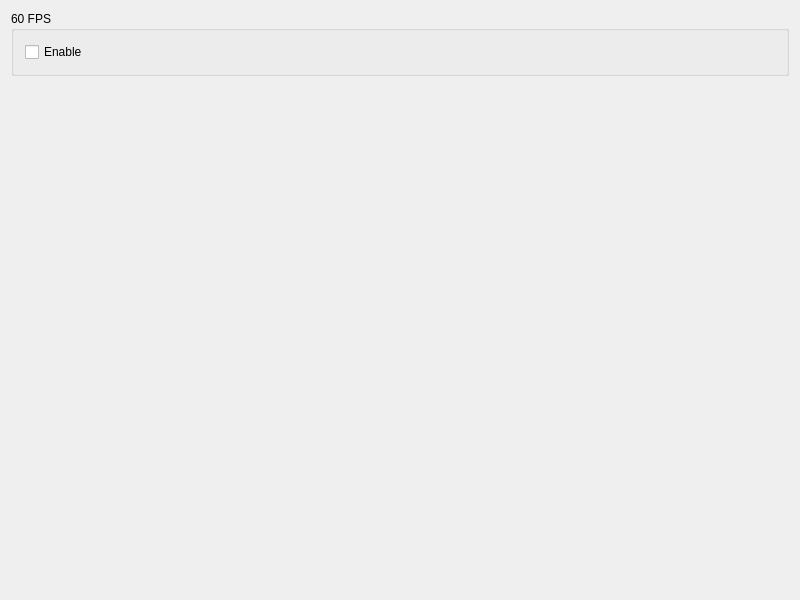
Before: the Qt Designer form src/FrontendQt/TweaksWidget.ui in Meos4/Darkstone-PS1-Tweaks, drawn with Qt 5.
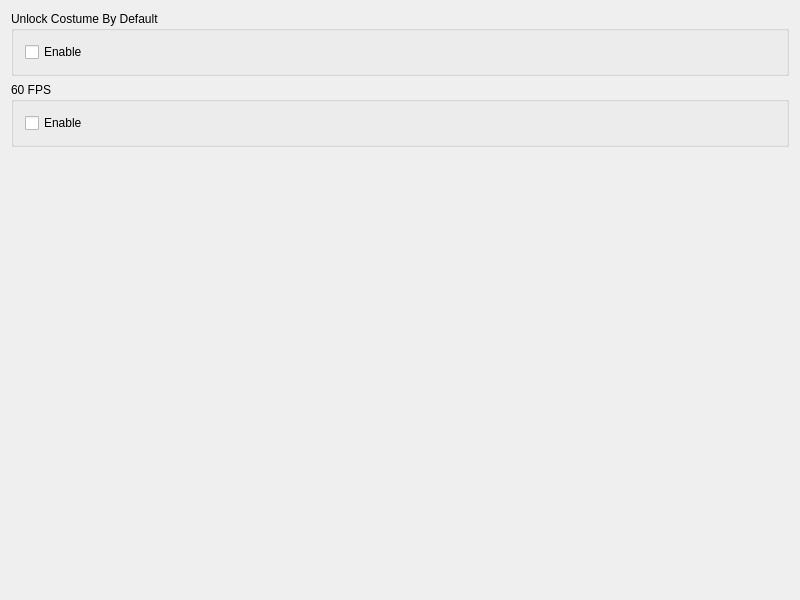
After: the same form once the commit is applied.

Commit message: Add unlock costume feature

Patch:
```diff
--- a/src/FrontendQt/TweaksWidget.ui
+++ b/src/FrontendQt/TweaksWidget.ui
@@ -14,7 +14,7 @@
    <string>TweaksWidget</string>
   </property>
   <layout class="QGridLayout" name="gridLayout">
-   <item row="4" column="0">
+   <item row="5" column="0">
     <spacer name="verticalSpacer">
      <property name="orientation">
       <enum>Qt::Vertical</enum>
@@ -27,7 +27,7 @@
      </property>
     </spacer>
    </item>
-   <item row="0" column="0">
+   <item row="1" column="0">
     <widget class="QGroupBox" name="framerate60">
      <property name="title">
       <string>60 FPS</string>
@@ -43,6 +43,22 @@
      </layout>
     </widget>
    </item>
+   <item row="0" column="0">
+    <widget class="QGroupBox" name="unlockCostumeByDefault">
+     <property name="title">
+      <string>Unlock Costume By Default</string>
+     </property>
+     <layout class="QVBoxLayout" name="verticalLayout_2">
+      <item>
+       <widget class="QCheckBox" name="unlockCostumeByDefaultEnable">
+        <property name="text">
+         <string>Enable</string>
+        </property>
+       </widget>
+      </item>
+     </layout>
+    </widget>
+   </item>
   </layout>
  </widget>
  <layoutdefault spacing="6" margin="11"/>
```
The commit also changes 5 other files.
